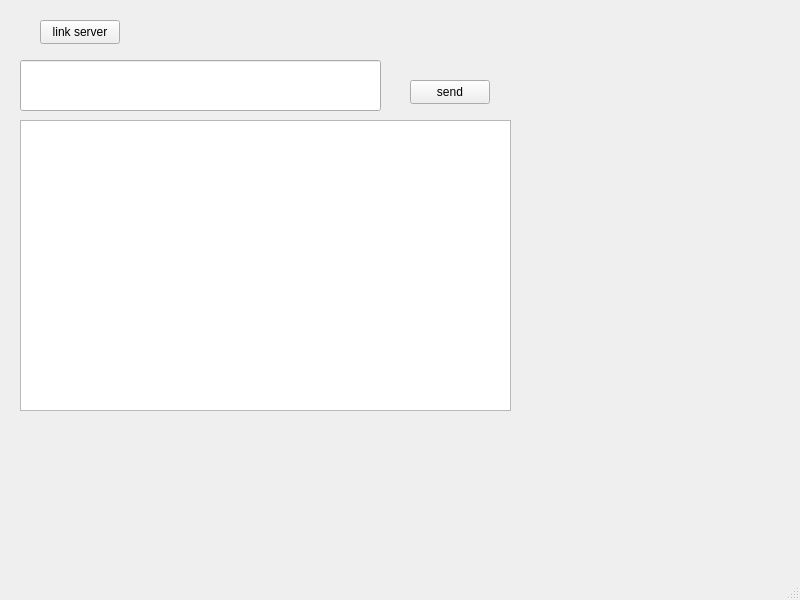
First picture: the form in epoll.ui, repository 3548848289/SmartDesk, before the edit.
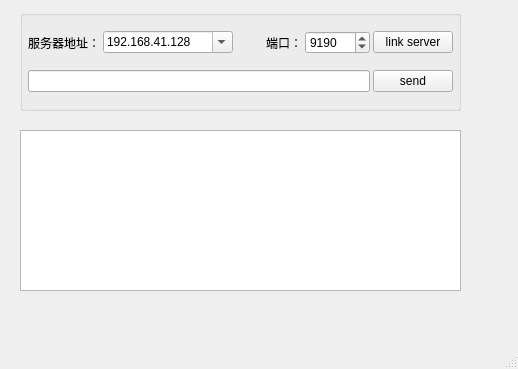
Second picture: the form after the edit.

Commit message: scv操作下，客户端操作能发送给服务器

Patch:
```diff
--- a/epoll.ui
+++ b/epoll.ui
@@ -6,8 +6,8 @@
    <rect>
     <x>0</x>
     <y>0</y>
-    <width>800</width>
-    <height>600</height>
+    <width>518</width>
+    <height>369</height>
    </rect>
   </property>
   <property name="windowTitle">
@@ -18,47 +18,130 @@
     <property name="geometry">
      <rect>
       <x>20</x>
-      <y>120</y>
-      <width>491</width>
-      <height>291</height>
+      <y>130</y>
+      <width>441</width>
+      <height>161</height>
      </rect>
     </property>
    </widget>
-   <widget class="QLineEdit" name="lineEdit">
+   <widget class="QGroupBox" name="groupBox">
     <property name="geometry">
      <rect>
       <x>20</x>
-      <y>60</y>
-      <width>361</width>
-      <height>51</height>
+      <y>10</y>
+      <width>441</width>
+      <height>101</height>
      </rect>
     </property>
-   </widget>
-   <widget class="QPushButton" name="pushButton">
-    <property name="geometry">
-     <rect>
-      <x>40</x>
-      <y>20</y>
-      <width>80</width>
-      <height>24</height>
-     </rect>
+    <property name="title">
+     <string/>
     </property>
-    <property name="text">
-     <string>link server</string>
-    </property>
-   </widget>
-   <widget class="QPushButton" name="pushButton_2">
-    <property name="geometry">
-     <rect>
-      <x>410</x>
-      <y>80</y>
-      <width>80</width>
-      <height>24</height>
-     </rect>
-    </property>
-    <property name="text">
-     <string>send</string>
-    </property>
+    <layout class="QVBoxLayout" name="verticalLayout">
+     <property name="spacing">
+      <number>3</number>
+     </property>
+     <property name="leftMargin">
+      <number>5</number>
+     </property>
+     <property name="topMargin">
+      <number>2</number>
+     </property>
+     <property name="rightMargin">
+      <number>5</number>
+     </property>
+     <property name="bottomMargin">
+      <number>2</number>
+     </property>
+     <item>
+      <layout class="QHBoxLayout" name="horizontalLayout_2">
+       <item>
+        <widget class="QLabel" name="label">
+         <property name="text">
+          <string>服务器地址：</string>
+         </property>
+        </widget>
+       </item>
+       <item>
+        <widget class="QComboBox" name="comboServer">
+         <property name="minimumSize">
+          <size>
+           <width>130</width>
+           <height>0</height>
+          </size>
+         </property>
+         <property name="editable">
+          <bool>true</bool>
+         </property>
+         <item>
+          <property name="text">
+           <string>192.168.41.128</string>
+          </property>
+         </item>
+         <item>
+          <property name="text">
+           <string>127.0.0.1</string>
+          </property>
+         </item>
+         <item>
+          <property name="text">
+           <string>localHost</string>
+          </property>
+         </item>
+        </widget>
+       </item>
+       <item>
+        <widget class="QLabel" name="label_2">
+         <property name="text">
+          <string>端口：</string>
+         </property>
+         <property name="alignment">
+          <set>Qt::AlignRight|Qt::AlignTrailing|Qt::AlignVCenter</set>
+         </property>
+        </widget>
+       </item>
+       <item>
+        <widget class="QSpinBox" name="spinPort">
+         <property name="minimumSize">
+          <size>
+           <width>0</width>
+           <height>0</height>
+          </size>
+         </property>
+         <property name="minimum">
+          <number>1</number>
+         </property>
+         <property name="maximum">
+          <number>65535</number>
+         </property>
+         <property name="value">
+          <number>9190</number>
+         </property>
+        </widget>
+       </item>
+       <item>
+        <widget class="QPushButton" name="pushButton">
+         <property name="text">
+          <string>link server</string>
+         </property>
+        </widget>
+       </item>
+      </layout>
+     </item>
+     <item>
+      <layout class="QHBoxLayout" name="horizontalLayout">
+       <item>
+        <widget class="QLineEdit" name="lineEdit"/>
+       </item>
+       <item>
+        <widget class="QPushButton" name="pushButton_2">
+         <property name="text">
+          <string>send</string>
+         </property>
+        </widget>
+       </item>
+      </layout>
+     </item>
+    </layout>
    </widget>
   </widget>
   <widget class="QMenuBar" name="menubar">
```
Left out of the diff: 2 changed lines with no effect on the pictures. The commit also changes 6 other files.
